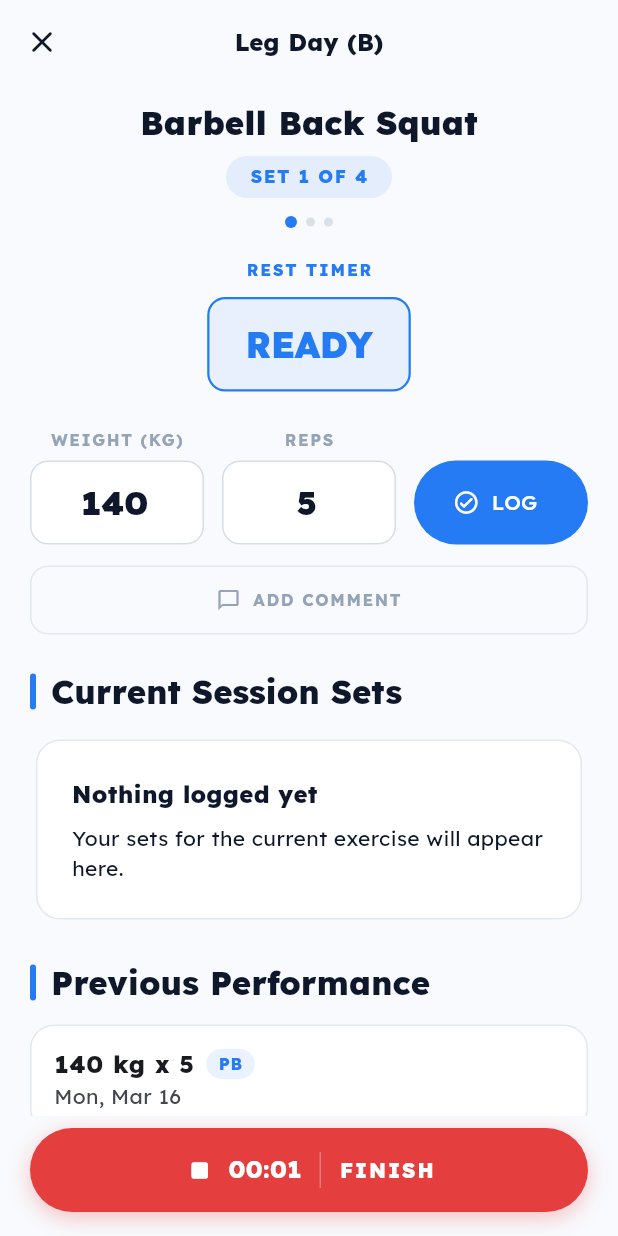
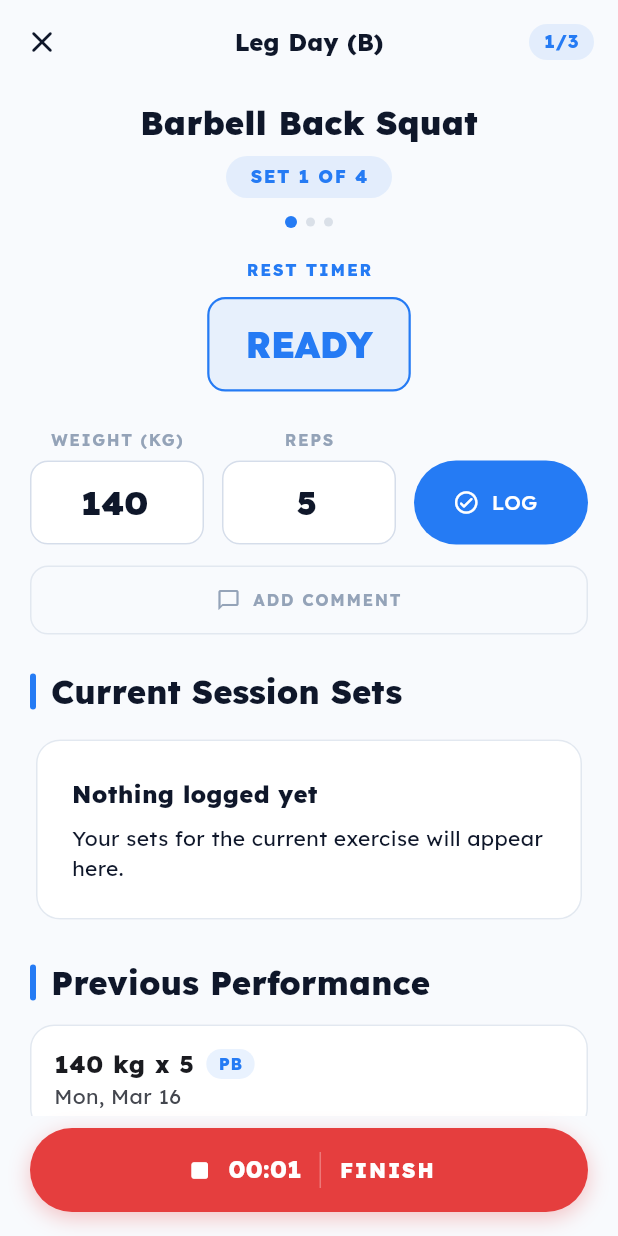
Before and after one commit to nyandrianinamamy/strength-tracking, a Flutter app: the screen it shows after launch, after a tap on "START SESSION", on a phone screen of 412 x 824 dp. Run offline on Flutter 3.47's test engine with Material 3 defaults, Android fonts, the phone set to English and light mode, and no system bars; our stand-ins replace flutter_riverpod, go_router, google_fonts, shared_preferences.

Commit message:
feat: add swipe hint arrows and exercise counter to active workout
Show transient left/right arrows when user starts swiping, grayed out
at first/last exercise. Add exercise counter badge (i/total) in the
top right of the AppBar.

Co-Authored-By: Claude Opus 4.6 (1M context) <noreply@anthropic.com>

```diff
--- a/lib/src/features/workout/active_workout_screen.dart
+++ b/lib/src/features/workout/active_workout_screen.dart
@@ -20,17 +20,24 @@ class ActiveWorkoutScreen extends ConsumerStatefulWidget {
       _ActiveWorkoutScreenState();
 }
 
-class _ActiveWorkoutScreenState extends ConsumerState<ActiveWorkoutScreen> {
+class _ActiveWorkoutScreenState extends ConsumerState<ActiveWorkoutScreen>
+    with SingleTickerProviderStateMixin {
   final _weightController = TextEditingController();
   final _repsController = TextEditingController();
   final _setNoteController = TextEditingController();
   late final Timer _ticker;
   late final PageController _pageController;
   String? _lastExerciseId;
+  int _currentPage = 0;
 
   // Shared rest timer state
   DateTime? _restTimerStart;
   int _restDurationSeconds = 0;
+
+  // Swipe hint arrows
+  late final AnimationController _arrowAnimController;
+  late final Animation<double> _arrowOpacity;
+  bool _arrowsVisible = false;
 
   @override
   void initState() {
@@ -41,8 +48,18 @@ class _ActiveWorkoutScreenState extends ConsumerState<ActiveWorkoutScreen> {
 
     final state = ref.read(appStateControllerProvider);
     final session = state.activeSession;
+    _currentPage = session?.currentExerciseIndex ?? 0;
     _pageController = PageController(
-      initialPage: session?.currentExerciseIndex ?? 0,
+      initialPage: _currentPage,
+    );
+
+    _arrowAnimController = AnimationController(
+      vsync: this,
+      duration: const Duration(milliseconds: 600),
+    );
+    _arrowOpacity = CurvedAnimation(
+      parent: _arrowAnimController,
+      curve: Curves.easeOut,
     );
   }
 
@@ -53,7 +70,21 @@ class _ActiveWorkoutScreenState extends ConsumerState<ActiveWorkoutScreen> {
     _repsController.dispose();
     _setNoteController.dispose();
     _pageController.dispose();
+    _arrowAnimController.dispose();
     super.dispose();
+  }
+
+  void _showArrows() {
+    if (_arrowsVisible) return;
+    _arrowsVisible = true;
+    _arrowAnimController.forward(from: 0);
+    Future.delayed(const Duration(seconds: 2), () {
+      if (mounted) {
+        _arrowAnimController.reverse().then((_) {
+          if (mounted) _arrowsVisible = false;
+        });
+      }
+    });
   }
 
   void _resetRestTimer(int restSeconds) {
@@ -251,6 +282,23 @@ class _ActiveWorkoutScreenState extends ConsumerState<ActiveWorkoutScreen> {
               .titleMedium
               ?.copyWith(fontWeight: FontWeight.w800),
         ),
+        actions: [
+          Container(
+            margin: const EdgeInsets.only(right: 16),
+            padding: const EdgeInsets.symmetric(horizontal: 10, vertical: 4),
+            decoration: BoxDecoration(
+              color: AppTheme.primary.withValues(alpha: 0.1),
+              borderRadius: BorderRadius.circular(999),
+            ),
+            child: Text(
+              '${_currentPage + 1}/$exerciseCount',
+              style: Theme.of(context).textTheme.labelMedium?.copyWith(
+                    color: AppTheme.primary,
+                    fontWeight: FontWeight.w800,
+                  ),
+            ),
+          ),
+        ],
       ),
       bottomNavigationBar: SafeArea(
         minimum: const EdgeInsets.fromLTRB(20, 8, 20, 16),
@@ -304,10 +352,20 @@ class _ActiveWorkoutScreenState extends ConsumerState<ActiveWorkoutScreen> {
           ),
         ),
       ),
-      body: PageView.builder(
+      body: NotificationListener<ScrollNotification>(
+        onNotification: (notification) {
+          if (notification is ScrollStartNotification) {
+            _showArrows();
+          }
+          return false;
+        },
+        child: Stack(
+          children: [
+            PageView.builder(
               controller: _pageController,
               itemCount: exerciseCount,
               onPageChanged: (index) {
+                setState(() => _currentPage = index);
                 controller.goToExercise(index);
               },
               itemBuilder: (context, pageIndex) {
@@ -328,6 +386,61 @@ class _ActiveWorkoutScreenState extends ConsumerState<ActiveWorkoutScreen> {
                   onShowComment: () => _showCommentDialog(context),
                 );
               },
+            ),
+            // Left arrow
+            Positioned(
+              left: 4,
+              top: 0,
+              bottom: 0,
+              child: FadeTransition(
+                opacity: _arrowOpacity,
+                child: Center(
+                  child: Container(
+                    width: 32,
+                    height: 32,
+                    decoration: BoxDecoration(
+                      color: Colors.black.withValues(alpha: 0.05),
+                      shape: BoxShape.circle,
+                    ),
+                    child: Icon(
+                      Icons.chevron_left_rounded,
+                      size: 22,
+                      color: _currentPage > 0
+                          ? AppTheme.ink.withValues(alpha: 0.5)
+                          : AppTheme.slateInactive.withValues(alpha: 0.25),
+                    ),
+                  ),
+                ),
+              ),
+            ),
+            // Right arrow
+            Positioned(
+              right: 4,
+              top: 0,
+              bottom: 0,
+              child: FadeTransition(
+                opacity: _arrowOpacity,
+                child: Center(
+                  child: Container(
+                    width: 32,
+                    height: 32,
+                    decoration: BoxDecoration(
+                      color: Colors.black.withValues(alpha: 0.05),
+                      shape: BoxShape.circle,
+                    ),
+                    child: Icon(
+                      Icons.chevron_right_rounded,
+                      size: 22,
+                      color: _currentPage < exerciseCount - 1
+                          ? AppTheme.ink.withValues(alpha: 0.5)
+                          : AppTheme.slateInactive.withValues(alpha: 0.25),
+                    ),
+                  ),
+                ),
+              ),
+            ),
+          ],
+        ),
       ),
     );
   }
```
Lines whose indentation alone changed are shown as unchanged.
